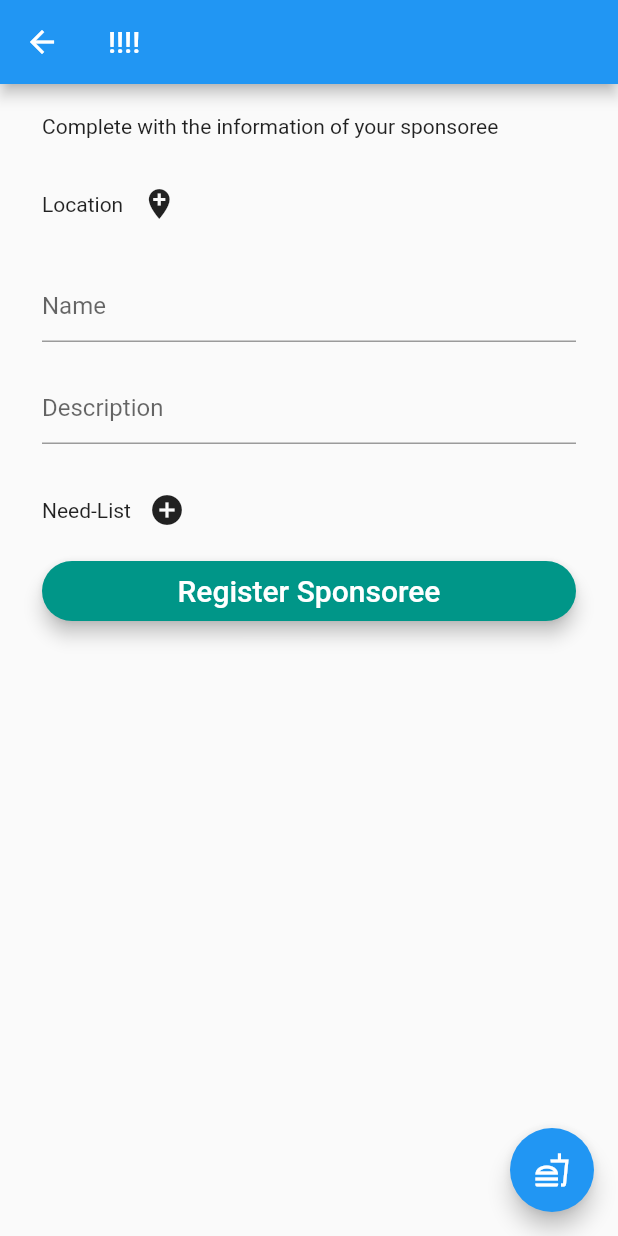
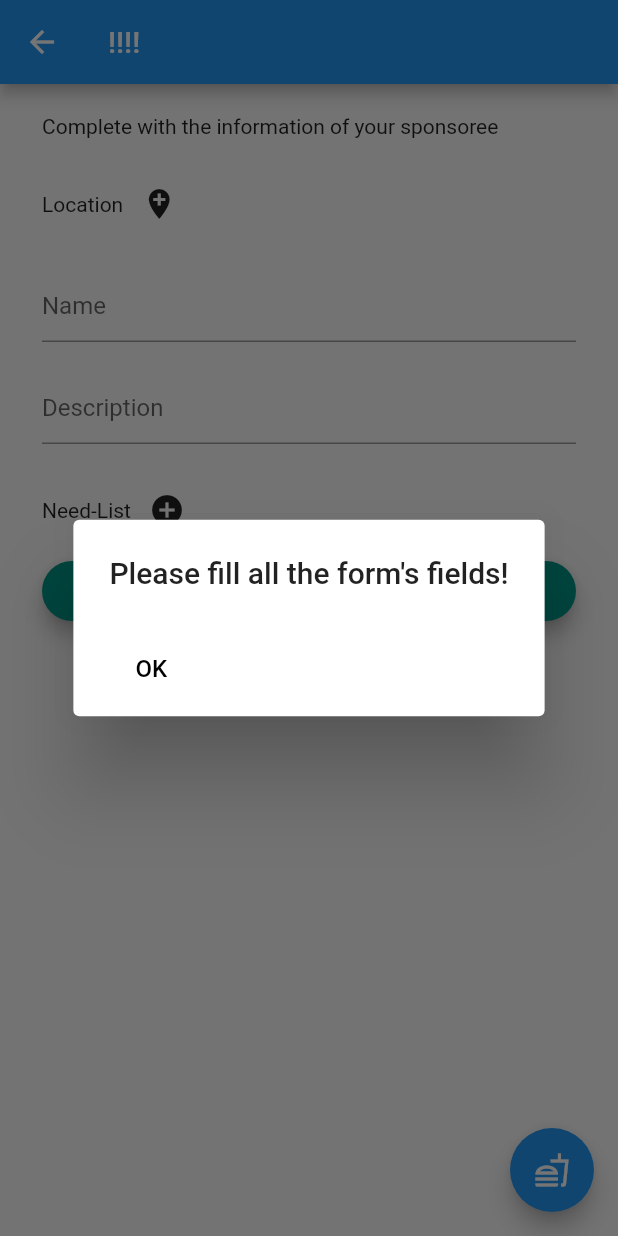
Before and after one commit to rodrisouto/sponsor-volunteering, a Flutter app: the LoadSponsoreePage screen opened directly, after a tap on "Register Sponsoree", on a phone screen of 412 x 824 dp. Run offline on Flutter 3.47's test engine with Material 2 defaults, Android fonts, the phone set to English and light mode, and no system bars; our stand-ins replace cloud_firestore, google_maps_flutter; missing offline and left inert: google_map_location_picker; accounts and stored records are empty.

Commit message:
feat(LoadSponsoreePage): when updating, it shows the previous location

```diff
--- a/sponsor_volunteering/lib/load_sponsoree_page.dart
+++ b/sponsor_volunteering/lib/load_sponsoree_page.dart
@@ -6,6 +6,7 @@ import 'package:sponsor_volunteering/sponsoree_details_page.dart';
 import 'package:sponsor_volunteering/sponsoree_repository.dart';
 import 'package:google_map_location_picker/google_map_location_picker.dart';
 import 'package:google_maps_flutter/google_maps_flutter.dart';
+import 'package:sponsor_volunteering/streamed_details_page.dart';
 
 import 'model/sponsoree.dart';
 
@@ -23,15 +24,13 @@ class LoadSponsoreePage extends StatefulWidget {
 class _LoadSponsoreePageState extends State<LoadSponsoreePage> {
   final _formKey = GlobalKey<FormState>();
   double _pad = 20; // !!!!
+  String _name;
   LocationResult _location;
-  String _name;
-  String _address;
   String _description;
 
   List<String> _needList = [];
 
   TextEditingController _nameController = TextEditingController();
-  TextEditingController _addressController = TextEditingController();
   TextEditingController _descriptionController = TextEditingController();
 
   @override
@@ -43,10 +42,9 @@ class _LoadSponsoreePageState extends State<LoadSponsoreePage> {
           ? widget.initialSponsoree.name
           : '';
 
-      _address = widget.initialSponsoree?.address;
-      _addressController.text = widget.initialSponsoree?.address != null
-          ? widget.initialSponsoree.address
-          : '';
+      _location = widget.initialSponsoree == null
+          ? null
+          : widget.initialSponsoree.buildLocationResult();
 
       _description = widget.initialSponsoree?.description;
       _descriptionController.text = widget.initialSponsoree?.description != null
@@ -65,8 +63,11 @@ class _LoadSponsoreePageState extends State<LoadSponsoreePage> {
           ],
         ),
         floatingActionButton: FloatingActionButton(
-            onPressed: () => Navigator.push(context,
-                MaterialPageRoute(builder: (context) => SponsoreeDetailsPage(Sponsoree('Carmen', 'Boulevard Street 42, Salta, Salta, Argentina', 'Cool gal', GeoPoint(45.521563, -122.677433))))),
+            onPressed: () =>
+                Navigator.push(
+                    context,
+                    MaterialPageRoute(
+                        builder: (context) => StreamedDetailsPage())),
             tooltip: 'Edit',
             child: Icon(Icons.fastfood_outlined)));
   }
@@ -108,7 +109,7 @@ class _LoadSponsoreePageState extends State<LoadSponsoreePage> {
             icon: Icon(Icons.add_location),
             onPressed: () async {
               LocationResult result = await showLocationPicker(
-                context, "apiKey",
+                context, 'apikey',
                 initialCenter: LatLng(-34.605930, -58.434540),
                 myLocationButtonEnabled: true,
                 desiredAccuracy: LocationAccuracy.high,
@@ -118,11 +119,16 @@ class _LoadSponsoreePageState extends State<LoadSponsoreePage> {
                 // requiredGPS: true,
                 // resultCardAlignment: Alignment.bottomCenter,
               );
-              print("result = $result");
+
+              // If no new location was selected, keep the previous one.
+              if (result == null && _location != null) {
+                return;
+              }
+
               setState(() => _location = result);
             },
           ),
-          Flexible(child: Text(_location != null ? _location.address : "")),
+          Flexible(child: Text(_location != null ? _location.address : '')),
         ],
       ),
     );
@@ -137,7 +143,8 @@ class _LoadSponsoreePageState extends State<LoadSponsoreePage> {
         decoration: InputDecoration(
           hintText: 'Name',
         ),
-        onSaved: (value) => setState(() {
+        onSaved: (value) =>
+            setState(() {
               _name = value.trim();
             }),
       ),
@@ -153,7 +160,8 @@ class _LoadSponsoreePageState extends State<LoadSponsoreePage> {
         decoration: InputDecoration(
           hintText: 'Description',
         ),
-        onSaved: (value) => setState(() {
+        onSaved: (value) =>
+            setState(() {
               _description = value.trim();
             }),
       ),
@@ -234,7 +242,7 @@ class _LoadSponsoreePageState extends State<LoadSponsoreePage> {
       context: context,
       builder: (BuildContext context) {
         return AlertDialog(
-          title: Text("New Need-List Item"),
+          title: Text('New Need-List Item'),
           content: TextField(
             controller: textController,
           ),
@@ -279,7 +287,7 @@ class _LoadSponsoreePageState extends State<LoadSponsoreePage> {
       context: context,
       builder: (BuildContext context) {
         return AlertDialog(
-          title: Text("Are you sure you want to delete this need?"),
+          title: Text('Are you sure you want to delete this need?'),
           actions: <Widget>[
             Align(
                 alignment: Alignment.bottomLeft,
@@ -310,6 +318,31 @@ class _LoadSponsoreePageState extends State<LoadSponsoreePage> {
     );
   }
 
+  void _showRegisterError() {
+    showDialog(
+      context: context,
+      builder: (BuildContext context) {
+        return AlertDialog(
+          title: Text('Please fill all the form\'s fields!'),
+          actions: <Widget>[
+            Align(
+                alignment: Alignment.bottomLeft,
+                child: Row(
+                  children: <Widget>[
+                    FlatButton(
+                      child: Text('OK',
+                          style:
+                          TextStyle(fontSize: 16.0, color: Colors.black)),
+                      onPressed: () => Navigator.pop(context),
+                    ),
+                  ],
+                ))
+          ],
+        );
+      },
+    );
+  }
+
   void _saveSponsoree() {
     final form = _formKey.currentState;
     if (form.validate()) {
@@ -320,14 +353,19 @@ class _LoadSponsoreePageState extends State<LoadSponsoreePage> {
     if (_name == null ||
         _name.isEmpty ||
         _location == null ||
-        _location.address == null || _location.address.isEmpty ||
+        _location.address == null ||
+        _location.address.isEmpty ||
         _description == null ||
         _description.isEmpty) {
+      _showRegisterError();
       return;
     }
     print('\n\n\n\n!!!! $_name $_location.address $_description');
 
-    Sponsoree sponsoree = Sponsoree(_name, _location.address, _description, GeoPoint(_location.latLng.latitude, _location.latLng.longitude));
+    Sponsoree sponsoree = Sponsoree(_name, _location.address, _description,
+        GeoPoint(_location.latLng.latitude, _location.latLng.longitude));
     sponsoreeRepository.save(sponsoree);
+
+    Navigator.pop(context);
   }
 }
--- a/sponsor_volunteering/lib/main.dart
+++ b/sponsor_volunteering/lib/main.dart
@@ -13,7 +13,7 @@ class MyApp extends StatelessWidget {
   Widget build(BuildContext context) {
     return MaterialApp(
       title: 'Sponsor Volunteering',
-      home: LoadSponsoreePage(),
+      home: MapPage(),
     );
   }
 }
```
Also changed, not shown: sponsor_volunteering/lib/model/sponsoree.dart (+7 -0 lines), sponsor_volunteering/lib/streamed_details_page.dart (added, +24 -0 lines). Lines whose indentation alone changed are shown as unchanged.
